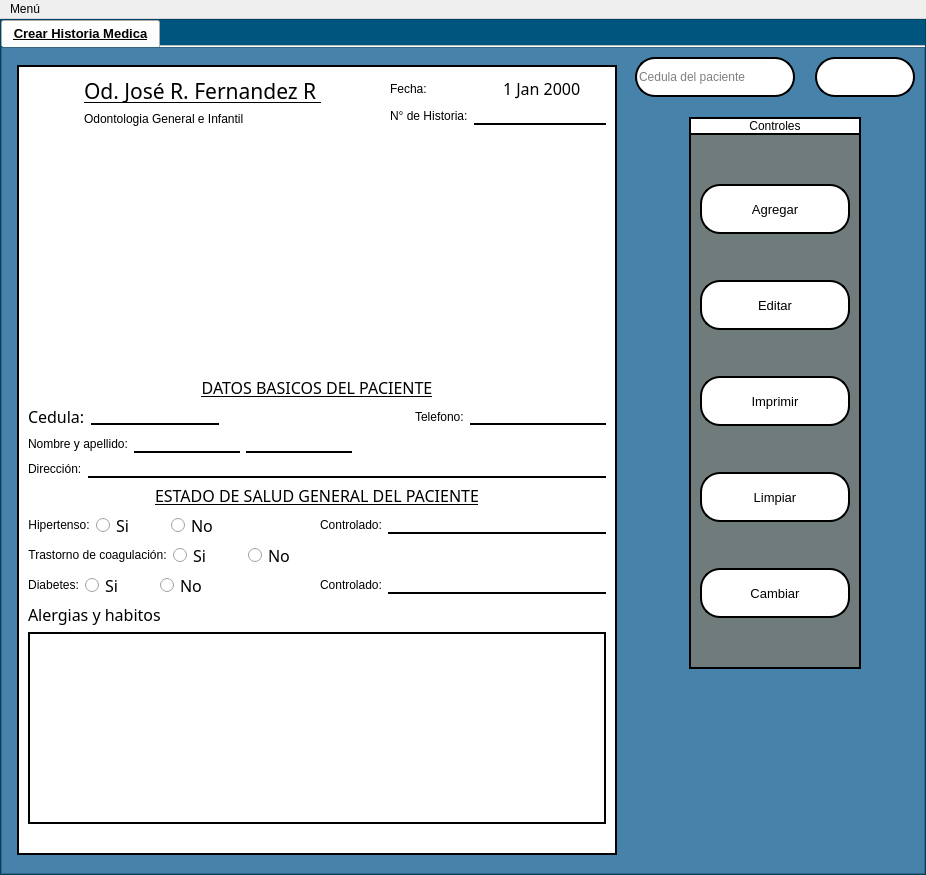
This is interfaces/salida.ui in Reinaldito04/App-Consultas-y-Historias-Medicas as Qt 5 draws it before an edit. The edited form follows.
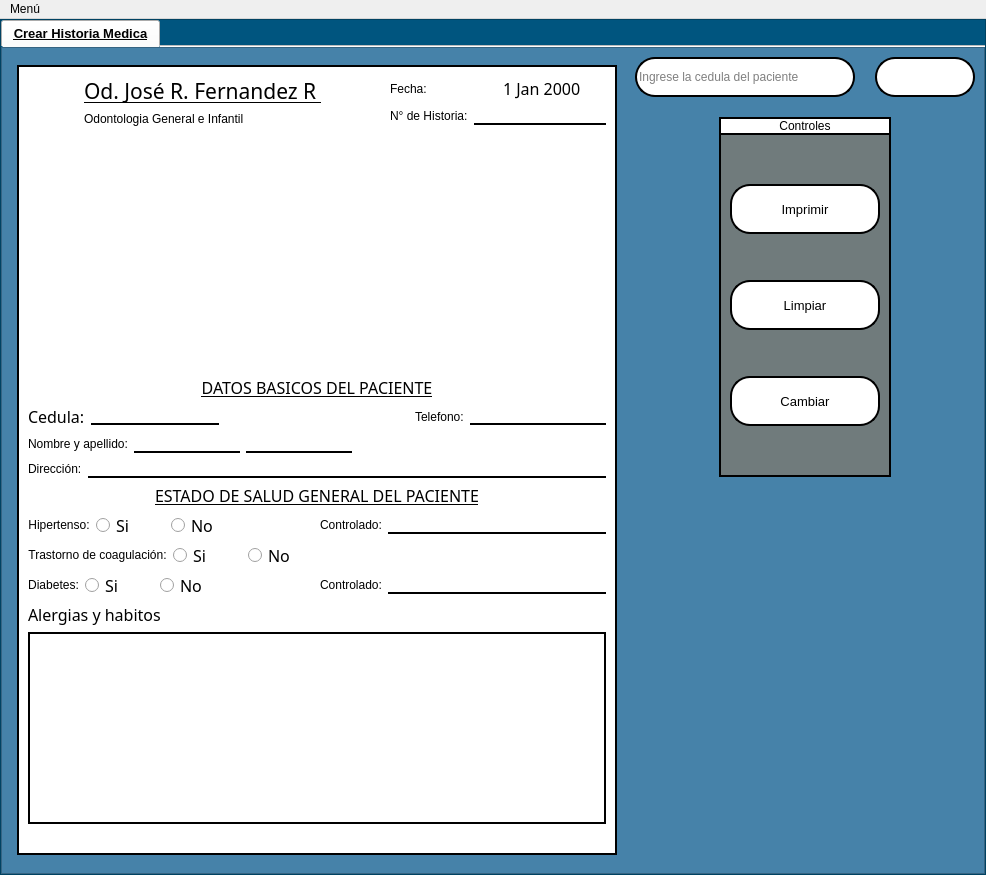
This is the edited form. Icons and pictures are not drawn.

What changed in the file:
```diff
--- a/interfaces/salida.ui
+++ b/interfaces/salida.ui
@@ -6,7 +6,7 @@
    <rect>
     <x>0</x>
     <y>0</y>
-    <width>926</width>
+    <width>986</width>
     <height>875</height>
    </rect>
   </property>
@@ -1905,18 +1905,18 @@
                      <widget class="QLineEdit" name="in_busqueda">
                       <property name="minimumSize">
                        <size>
-                        <width>160</width>
+                        <width>220</width>
                         <height>40</height>
                        </size>
                       </property>
                       <property name="maximumSize">
                        <size>
-                        <width>160</width>
+                        <width>220</width>
                         <height>16777215</height>
                        </size>
                       </property>
                       <property name="placeholderText">
-                       <string>Cedula del paciente</string>
+                       <string>Ingrese la cedula del paciente</string>
                       </property>
                      </widget>
                     </item>
@@ -2014,100 +2014,6 @@
                           <layout class="QVBoxLayout" name="verticalLayout_9">
                            <item>
                             <layout class="QVBoxLayout" name="verticalLayout_8">
-                             <item>
-                              <spacer name="verticalSpacer_12">
-                               <property name="orientation">
-                                <enum>Qt::Vertical</enum>
-                               </property>
-                               <property name="sizeHint" stdset="0">
-                                <size>
-                                 <width>20</width>
-                                 <height>40</height>
-                                </size>
-                               </property>
-                              </spacer>
-                             </item>
-                             <item>
-                              <widget class="QPushButton" name="btn_agg">
-                               <property name="minimumSize">
-                                <size>
-                                 <width>150</width>
-                                 <height>50</height>
-                                </size>
-                               </property>
-                               <property name="maximumSize">
-                                <size>
-                                 <width>150</width>
-                                 <height>50</height>
-                                </size>
-                               </property>
-                               <property name="font">
-                                <font>
-                                 <pointsize>10</pointsize>
-                                </font>
-                               </property>
-                               <property name="text">
-                                <string>Agregar</string>
-                               </property>
-                               <property name="icon">
-                                <iconset>
-                                 <normaloff>ELEMENTOS GRAFICOS/save.png</normaloff>ELEMENTOS GRAFICOS/save.png</iconset>
-                               </property>
-                               <property name="iconSize">
-                                <size>
-                                 <width>25</width>
-                                 <height>25</height>
-                                </size>
-                               </property>
-                              </widget>
-                             </item>
-                             <item>
-                              <spacer name="verticalSpacer_9">
-                               <property name="orientation">
-                                <enum>Qt::Vertical</enum>
-                               </property>
-                               <property name="sizeHint" stdset="0">
-                                <size>
-                                 <width>20</width>
-                                 <height>40</height>
-                                </size>
-                               </property>
-                              </spacer>
-                             </item>
-                             <item>
-                              <widget class="QPushButton" name="btn_edit">
-                               <property name="minimumSize">
-                                <size>
-                                 <width>150</width>
-                                 <height>50</height>
-                                </size>
-                               </property>
-                               <property name="maximumSize">
-                                <size>
-                                 <width>150</width>
-                                 <height>50</height>
-                                </size>
-                               </property>
-                               <property name="font">
-                                <font>
-                                 <pointsize>10</pointsize>
-                                </font>
-                               </property>
-                               <property name="text">
-                                <string>Editar</string>
-                               </property>
-                               <property name="icon">
-                                <iconset>
-                                 <normaloff>ELEMENTOS GRAFICOS/editar-codigo.png</normaloff>ELEMENTOS GRAFICOS/editar-codigo.png</iconset>
-                               </property>
-                               <property name="iconSize">
-                                <size>
-                                 <width>25</width>
-                                 <height>25</height>
-                                </size>
-                               </property>
-                              </widget>
-                             </item>
                              <item>
                               <spacer name="verticalSpacer_7">
                                <property name="orientation">
@@ -2329,8 +2235,8 @@
     <rect>
      <x>0</x>
      <y>0</y>
-     <width>926</width>
-     <height>22</height>
+     <width>986</width>
+     <height>21</height>
     </rect>
    </property>
    <widget class="QMenu" name="menuMen">
```
Left out of the diff: 32 changed lines with no effect on the pictures.
